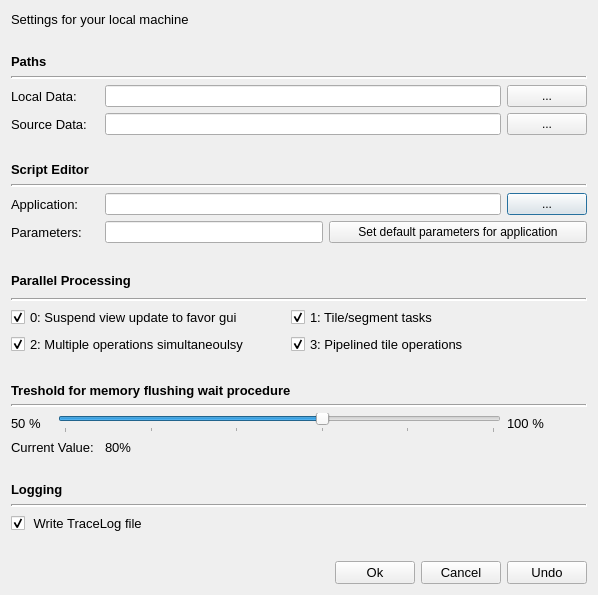
This is qtgui/exe/res/ui/DmsLocalMachineOptionsWindow.ui in ObjectVision/GeoDMS as Qt 5 draws it before an edit. The edited form follows.
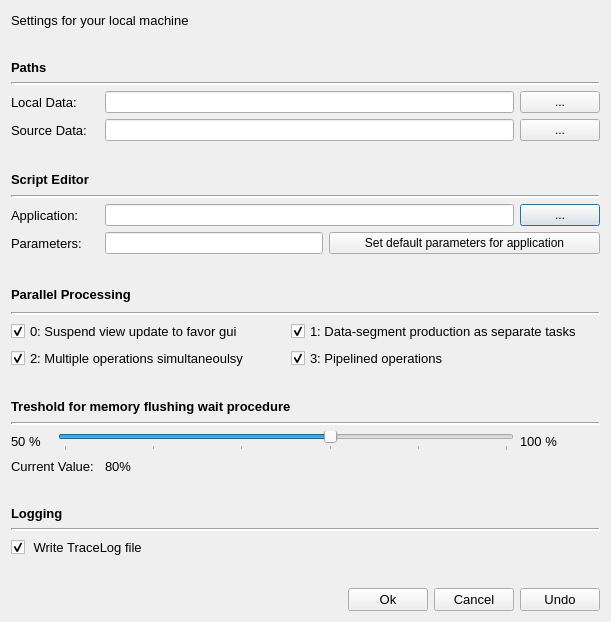
This is the edited form. Icons and pictures are not drawn.

Commit message: MTx form tekstuele aanpassingen.

The edit to the form file:
```diff
--- a/qtgui/exe/res/ui/DmsLocalMachineOptionsWindow.ui
+++ b/qtgui/exe/res/ui/DmsLocalMachineOptionsWindow.ui
@@ -6,8 +6,8 @@
    <rect>
     <x>0</x>
     <y>0</y>
-    <width>588</width>
-    <height>595</height>
+    <width>591</width>
+    <height>622</height>
    </rect>
   </property>
   <property name="sizePolicy">
@@ -47,7 +47,7 @@
         </font>
        </property>
        <property name="text">
-        <string>1: Tile/segment tasks</string>
+        <string>1: Data-segment production as separate tasks</string>
        </property>
        <property name="checked">
         <bool>true</bool>
@@ -62,7 +62,7 @@
         </font>
        </property>
        <property name="text">
-        <string>3: Pipelined tile operations</string>
+        <string>3: Pipelined operations</string>
        </property>
        <property name="checked">
         <bool>true</bool>
@@ -455,7 +455,6 @@
        <property name="font">
         <font>
          <pointsize>10</pointsize>
-         <weight>75</weight>
          <bold>true</bold>
         </font>
        </property>
@@ -497,7 +496,6 @@
        <property name="font">
         <font>
          <pointsize>10</pointsize>
-         <weight>75</weight>
          <bold>true</bold>
         </font>
        </property>
```
Left out of the diff: 2 changed lines with no effect on the pictures.
